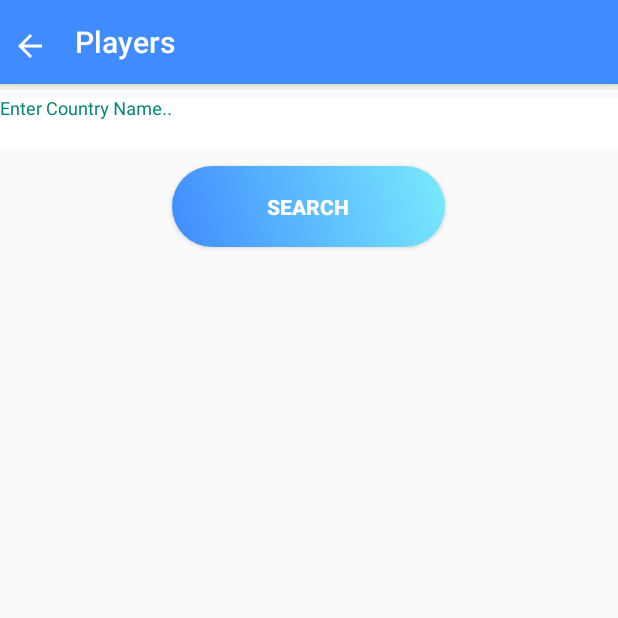
After one commit to apurvsahay/GFF_ECFL, an Android app: the SearchPlayerByCountry screen opened directly, with no data from a screen before it, on a phone screen of 412 x 824 dp, the top half of it. The commit adds this screen. Run offline under Robolectric (Android 15) with nearby library versions, the phone set to English and light mode, and no system bars; our stand-ins replace Firebase (no records; nobody signed in at launch, a user with empty details on screens opened directly).

Commit message:
Add player button and search by country

```diff
--- a/app/src/main/AndroidManifest.xml
+++ b/app/src/main/AndroidManifest.xml
@@ -8,7 +8,8 @@
         android:label="@string/app_name"
         android:supportsRtl="true"
         android:theme="@style/Theme.AppCompat.Light.NoActionBar">
-        <activity android:name=".TeamDetailsActivity"></activity>
+        <activity android:name=".SearchPlayerByCountry"></activity>
+        <activity android:name=".TeamDetailsActivity" />
         <activity android:name=".RakingsActivity" />
         <activity android:name=".IndividualPlayerDetailActivity" />
         <activity android:name=".AddPlayerActivity" />
--- a/app/src/main/java/com/example/gffecfl/AddPlayerActivity.java
+++ b/app/src/main/java/com/example/gffecfl/AddPlayerActivity.java
@@ -60,6 +60,7 @@ public class AddPlayerActivity extends AppCompatActivity {
             @Override
             public void onDataChange(@NonNull @NotNull DataSnapshot snapshot) {
                 for (DataSnapshot dataSnapshot : snapshot.getChildren()){
+                    countryList.clear();
                     countryList.add(dataSnapshot.getValue(String.class));
                 }
             }
--- /dev/null
+++ b/app/src/main/java/com/example/gffecfl/SearchPlayerByCountry.java
@@ -0,0 +1,118 @@
+package com.example.gffecfl;
+
+import androidx.annotation.NonNull;
+import androidx.appcompat.app.AppCompatActivity;
+import androidx.appcompat.widget.Toolbar;
+
+import android.content.Intent;
+import android.os.Bundle;
+import android.view.View;
+import android.widget.Adapter;
+import android.widget.ArrayAdapter;
+import android.widget.AutoCompleteTextView;
+import android.widget.Button;
+import android.widget.ImageView;
+import android.widget.ListAdapter;
+import android.widget.ListView;
+import android.widget.Toast;
+
+import com.example.gffecfl.Adapter.AdminListAdapter;
+import com.example.gffecfl.Objects.Players;
+import com.google.firebase.database.DataSnapshot;
+import com.google.firebase.database.DatabaseError;
+import com.google.firebase.database.DatabaseReference;
+import com.google.firebase.database.FirebaseDatabase;
+import com.google.firebase.database.ValueEventListener;
+
+import org.jetbrains.annotations.NotNull;
+
+import java.util.ArrayList;
+import java.util.List;
+
+public class SearchPlayerByCountry extends AppCompatActivity {
+
+    AutoCompleteTextView autoCompleteTextView;
+    Button search;
+    ListView listView;
+    List<String> countryList = new ArrayList<>();
+    List<Players> playersList = new ArrayList<>();
+    ImageView back;
+    androidx.appcompat.widget.Toolbar toolbar;
+
+    @Override
+    protected void onCreate(Bundle savedInstanceState) {
+        super.onCreate(savedInstanceState);
+        setContentView(R.layout.activity_search_player_by_country);
+
+        autoCompleteTextView= (AutoCompleteTextView) findViewById(R.id.searchCountryName);
+        search = (Button) findViewById(R.id.searchCountryButton);
+        listView = (ListView) findViewById(R.id.list);
+        back = (ImageView) findViewById(R.id.backCountry);
+        toolbar = (Toolbar) findViewById(R.id.toolbarCountry);
+        setSupportActionBar(toolbar);
+
+        DatabaseReference reference = FirebaseDatabase.getInstance().getReference();
+        DatabaseReference countryReference = reference.child("Countries");
+
+        countryReference.addValueEventListener(new ValueEventListener() {
+            @Override
+            public void onDataChange(@NonNull @NotNull DataSnapshot snapshot) {
+                countryList.clear();
+                for (DataSnapshot dataSnapshot : snapshot.getChildren()){
+                    countryList.add(dataSnapshot.getValue(String.class));
+                }
+                ArrayAdapter<String> arrayAdapter = new ArrayAdapter(SearchPlayerByCountry.this, android.R.layout.simple_spinner_dropdown_item, countryList);
+                autoCompleteTextView.setThreshold(0);
+                autoCompleteTextView.setAdapter(arrayAdapter);
+            }
+
+            @Override
+            public void onCancelled(@NonNull @NotNull DatabaseError error) {
+
+            }
+        });
+
+        search.setOnClickListener(new View.OnClickListener() {
+            @Override
+            public void onClick(View v) {
+                String countryName=autoCompleteTextView.getText().toString().trim();
+                getSupportActionBar().setTitle(countryName);
+                if(countryList.contains(countryName)){
+                    DatabaseReference reference = FirebaseDatabase.getInstance().getReference();
+                    DatabaseReference playersReference = reference.child("Players");
+
+                    playersReference.addValueEventListener(new ValueEventListener() {
+                        @Override
+                        public void onDataChange(@NonNull @NotNull DataSnapshot snapshot) {
+                            playersList.clear();
+                            for (DataSnapshot dataSnapshot : snapshot.getChildren()) {
+                                Players players = dataSnapshot.getValue(Players.class);
+                                if(players.getCountry().equals(countryName))
+                                    playersList.add(players);
+                            }
+                            AdminListAdapter adapter = new AdminListAdapter(SearchPlayerByCountry.this, playersList);
+                            listView.setAdapter(adapter);
+                        }
+
+                        @Override
+                        public void onCancelled(@NonNull @NotNull DatabaseError error) {
+
+                        }
+                    });
+                }
+                else {
+                    Toast.makeText(SearchPlayerByCountry.this,"Please enter correct country name",Toast.LENGTH_LONG).show();
+                }
+            }
+        });
+
+
+        back.setOnClickListener(new View.OnClickListener() {
+            @Override
+            public void onClick(View v) {
+                Intent intent = new Intent(SearchPlayerByCountry.this,AdminActivity.class);
+                SearchPlayerByCountry.this.startActivity(intent);
+            }
+        });
+    }
+}
--- /dev/null
+++ b/app/src/main/res/layout/activity_search_player_by_country.xml
@@ -0,0 +1,103 @@
+<LinearLayout
+    xmlns:android="http://schemas.android.com/apk/res/android"
+    android:layout_height="match_parent"
+    android:layout_width="match_parent"
+    xmlns:app="http://schemas.android.com/apk/res-auto"
+    xmlns:tools="http://schemas.android.com/tools"
+    android:orientation="vertical">
+
+    <androidx.constraintlayout.widget.ConstraintLayout
+        android:layout_width="match_parent"
+        android:layout_height="60dp"
+        android:background="#168BC34A"
+        tools:context=".SearchPlayerByCountry">
+
+        <!-- AppBar layout for using Toolbar as AppBar -->
+        <com.google.android.material.appbar.AppBarLayout
+            android:id="@+id/appBarLayout"
+            android:layout_width="0dp"
+            android:layout_height="wrap_content"
+            app:layout_constraintEnd_toEndOf="parent"
+            app:layout_constraintStart_toStartOf="parent"
+            app:layout_constraintTop_toTopOf="parent">
+
+            <androidx.constraintlayout.widget.ConstraintLayout
+                android:layout_width="match_parent"
+                android:layout_height="match_parent">
+
+                <!-- ToolBar widget -->
+                <androidx.appcompat.widget.Toolbar
+                    android:id="@+id/toolbarCountry"
+                    android:layout_width="match_parent"
+                    android:layout_height="wrap_content"
+                    android:background="#408bff"
+                    android:minHeight="?attr/actionBarSize"
+                    android:theme="?attr/actionBarTheme"
+                    app:layout_constraintEnd_toEndOf="parent"
+                    app:layout_constraintStart_toStartOf="parent"
+                    app:layout_constraintTop_toTopOf="parent"
+                    app:title="Players"
+                    app:titleMarginStart="50dp"
+                    app:titleTextColor="#FFFFFF" />
+
+
+                <ImageView
+                    android:id="@+id/backCountry"
+                    android:layout_width="wrap_content"
+                    android:layout_height="24dp"
+                    app:layout_constraintBottom_toBottomOf="parent"
+                    app:layout_constraintLeft_toLeftOf="@+id/toolbarCountry"
+                    app:layout_constraintTop_toTopOf="parent"
+                    app:srcCompat="@drawable/abc_vector_test"
+                    android:visibility="visible"
+                    android:contentDescription="back"
+                    android:layout_marginLeft="8dip"
+                    android:layout_marginTop="5dip" />
+
+
+            </androidx.constraintlayout.widget.ConstraintLayout>
+
+        </com.google.android.material.appbar.AppBarLayout>
+
+
+    </androidx.constraintlayout.widget.ConstraintLayout>
+
+    <com.google.android.material.textfield.TextInputLayout
+        android:id="@+id/et"
+        style="@style/parent"
+        android:background="@color/white"
+        android:layout_marginTop="5dp">
+        <AutoCompleteTextView
+            android:id="@+id/searchCountryName"
+            style="@style/loginCard"
+            android:background="@color/whiteCardColor"
+            android:hint="Enter Country Name.."
+            android:maxLines="1"
+            android:inputType="text"
+            android:textColor="@color/black"
+            android:textColorHint="#9C27B0"/>
+    </com.google.android.material.textfield.TextInputLayout>
+
+
+    <Button
+        android:id="@+id/searchCountryButton"
+        style="@style/loginButton"
+        android:layout_gravity="center_horizontal"
+        android:layout_marginTop="10dp"
+        android:startColor="#408bff"
+        android:endColor="#79EBFD"
+        android:text="Search" />
+
+    <ListView
+        android:id="@+id/list"
+        android:layout_width="fill_parent"
+        android:layout_height="fill_parent"
+        android:layout_weight="1"
+        android:divider="#FFFFFF"
+        android:dividerHeight="5dp"
+        android:listSelector="@drawable/list_selector"
+        android:layout_marginTop="5dp"/>
+
+
+
+</LinearLayout>
--- a/app/src/main/res/menu/options_admin.xml
+++ b/app/src/main/res/menu/options_admin.xml
@@ -10,8 +10,8 @@
         android:title="Midfielders" />
     <item android:id="@+id/optionForwards"
         android:title="Forwards" />
-    <item android:id="@+id/optionAddPlayer"
-        android:title="Add Player" />
+    <item android:id="@+id/searchByCountry"
+        android:title="Search By Country" />
     <item android:id="@+id/optionEliminateCountry"
         android:title="Eliminate Country" />
 </menu>
```
Also changed, not shown: app/src/main/java/com/example/gffecfl/AdminActivity.java (+14 -6 lines), app/src/main/res/layout/activity_admin.xml (+10 -0 lines).
